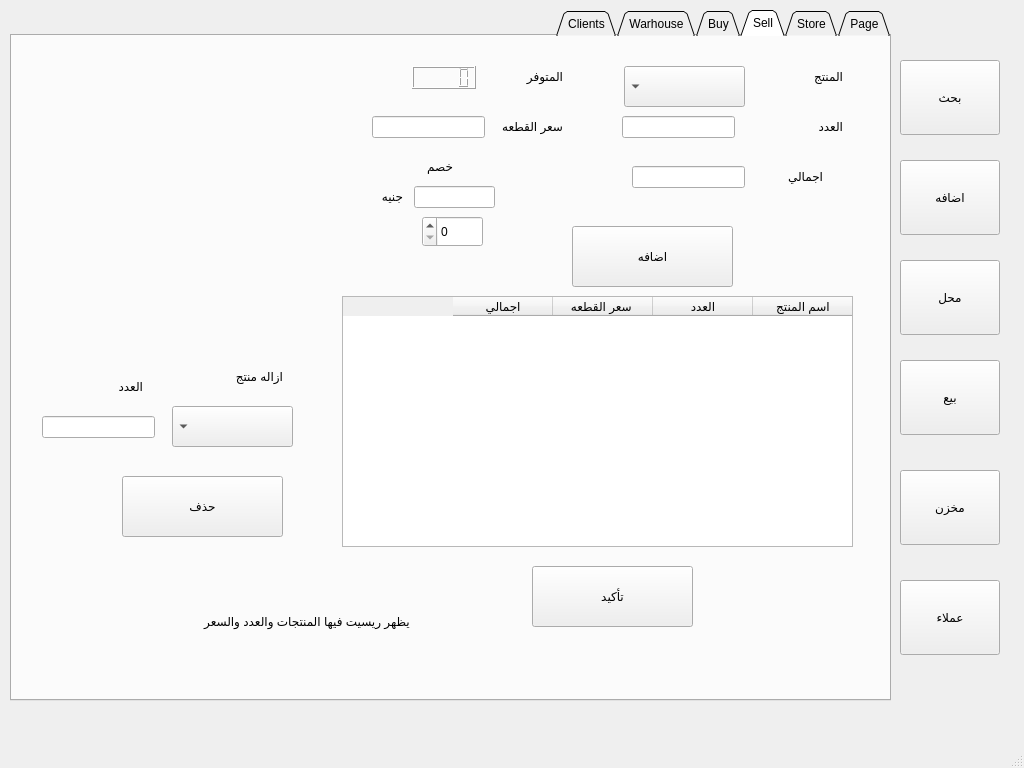
This is GUI.ui in ahmedmostafa0x61/Scooter-Sales as Qt 5 draws it before an edit. The edited form follows.
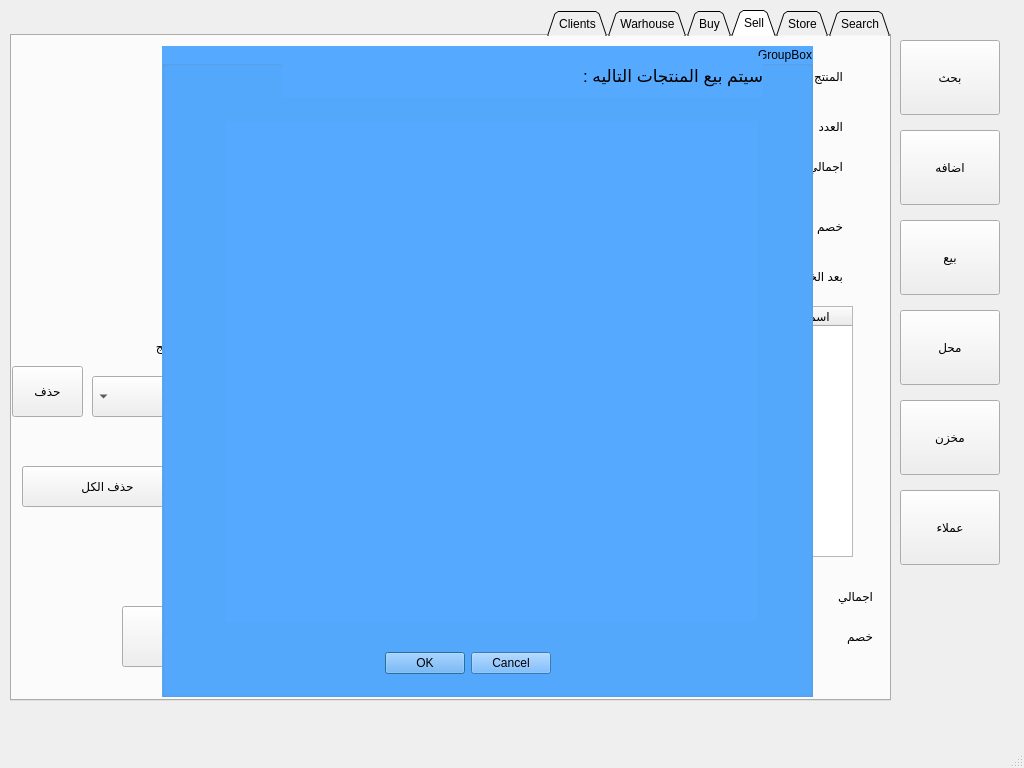
This is the edited form. The open tabs and pages were chosen to show the change.

```diff
--- a/GUI.ui
+++ b/GUI.ui
@@ -30,7 +30,7 @@
     <property name="geometry">
      <rect>
       <x>900</x>
-      <y>360</y>
+      <y>220</y>
       <width>100</width>
       <height>75</height>
      </rect>
@@ -62,7 +62,7 @@
     </property>
     <widget class="QWidget" name="tab_4">
      <attribute name="title">
-      <string>Page</string>
+      <string>Search</string>
      </attribute>
      <widget class="QTableWidget" name="store_table_3">
       <property name="geometry">
@@ -243,6 +243,12 @@
         <height>22</height>
        </rect>
       </property>
+      <property name="styleSheet">
+       <string notr="true"/>
+      </property>
+      <property name="clearButtonEnabled">
+       <bool>false</bool>
+      </property>
      </widget>
      <widget class="QLabel" name="label_4">
       <property name="geometry">
@@ -273,8 +279,8 @@
      <widget class="QLabel" name="label_5">
       <property name="geometry">
        <rect>
-        <x>710</x>
-        <y>120</y>
+        <x>730</x>
+        <y>110</y>
         <width>101</width>
         <height>41</height>
        </rect>
@@ -287,7 +293,7 @@
       <property name="geometry">
        <rect>
         <x>620</x>
-        <y>130</y>
+        <y>120</y>
         <width>113</width>
         <height>22</height>
        </rect>
@@ -296,126 +302,108 @@
        <bool>true</bool>
       </property>
      </widget>
+     <widget class="QPushButton" name="sell_add">
+      <property name="geometry">
+       <rect>
+        <x>310</x>
+        <y>190</y>
+        <width>161</width>
+        <height>61</height>
+       </rect>
+      </property>
+      <property name="text">
+       <string>اضافه</string>
+      </property>
+     </widget>
+     <widget class="QTableWidget" name="sell_table">
+      <property name="geometry">
+       <rect>
+        <x>210</x>
+        <y>270</y>
+        <width>631</width>
+        <height>251</height>
+       </rect>
+      </property>
+      <column>
+       <property name="text">
+        <string>اسم المنتج</string>
+       </property>
+      </column>
+      <column>
+       <property name="text">
+        <string>العدد</string>
+       </property>
+      </column>
+      <column>
+       <property name="text">
+        <string>سعر القطعه </string>
+       </property>
+      </column>
+      <column>
+       <property name="text">
+        <string>قبل الخصم</string>
+       </property>
+      </column>
+      <column>
+       <property name="text">
+        <string>بعد الخصم</string>
+       </property>
+      </column>
+     </widget>
      <widget class="QPushButton" name="sell_ok">
       <property name="geometry">
        <rect>
-        <x>560</x>
-        <y>190</y>
-        <width>161</width>
-        <height>61</height>
-       </rect>
-      </property>
-      <property name="text">
-       <string>اضافه</string>
-      </property>
-     </widget>
-     <widget class="QTableWidget" name="fixes_table_2">
-      <property name="geometry">
-       <rect>
-        <x>330</x>
-        <y>260</y>
-        <width>511</width>
-        <height>251</height>
-       </rect>
-      </property>
-      <column>
-       <property name="text">
-        <string>اسم المنتج</string>
-       </property>
-      </column>
-      <column>
-       <property name="text">
-        <string>العدد</string>
-       </property>
-      </column>
-      <column>
-       <property name="text">
-        <string>سعر القطعه </string>
-       </property>
-      </column>
-      <column>
-       <property name="text">
-        <string>اجمالي</string>
-       </property>
-      </column>
-     </widget>
-     <widget class="QPushButton" name="sell_ok_2">
-      <property name="geometry">
-       <rect>
-        <x>520</x>
-        <y>530</y>
-        <width>161</width>
-        <height>61</height>
-       </rect>
-      </property>
-      <property name="text">
-       <string>تأكيد</string>
-      </property>
-     </widget>
-     <widget class="QPushButton" name="sell_ok_3">
-      <property name="geometry">
-       <rect>
         <x>110</x>
-        <y>440</y>
+        <y>570</y>
         <width>161</width>
         <height>61</height>
        </rect>
       </property>
       <property name="text">
-       <string>حذف</string>
+       <string>تأكيد</string>
       </property>
      </widget>
-     <widget class="QComboBox" name="sell_name_2">
+     <widget class="QPushButton" name="sell_remove_ok">
       <property name="geometry">
        <rect>
-        <x>160</x>
-        <y>370</y>
-        <width>121</width>
-        <height>41</height>
-       </rect>
-      </property>
-     </widget>
-     <widget class="QLabel" name="sell_name_label_2">
-      <property name="geometry">
-       <rect>
-        <x>130</x>
-        <y>320</y>
-        <width>141</width>
-        <height>41</height>
-       </rect>
-      </property>
-      <property name="text">
-       <string>ازاله منتج</string>
-      </property>
-     </widget>
-     <widget class="QLineEdit" name="sell_number_2">
-      <property name="geometry">
-       <rect>
-        <x>30</x>
-        <y>380</y>
-        <width>113</width>
-        <height>22</height>
-       </rect>
-      </property>
-     </widget>
-     <widget class="QLabel" name="label_9">
-      <property name="geometry">
-       <rect>
-        <x>30</x>
+        <x>0</x>
         <y>330</y>
-        <width>101</width>
+        <width>71</width>
+        <height>51</height>
+       </rect>
+      </property>
+      <property name="text">
+       <string>حذف</string>
+      </property>
+     </widget>
+     <widget class="QComboBox" name="sell_remove_name">
+      <property name="geometry">
+       <rect>
+        <x>80</x>
+        <y>340</y>
+        <width>121</width>
         <height>41</height>
        </rect>
       </property>
+     </widget>
+     <widget class="QLabel" name="sell_name_label_2">
+      <property name="geometry">
+       <rect>
+        <x>50</x>
+        <y>290</y>
+        <width>141</width>
+        <height>41</height>
+       </rect>
+      </property>
       <property name="text">
-       <string>العدد</string>
+       <string>ازاله منتج</string>
       </property>
      </widget>
      <widget class="QLabel" name="label_10">
       <property name="geometry">
        <rect>
-        <x>400</x>
-        <y>110</y>
+        <x>790</x>
+        <y>170</y>
         <width>41</width>
         <height>41</height>
        </rect>
@@ -427,52 +415,295 @@
      <widget class="QLineEdit" name="sell_total_2">
       <property name="geometry">
        <rect>
-        <x>402</x>
-        <y>150</y>
-        <width>81</width>
-        <height>22</height>
-       </rect>
-      </property>
-      <property name="readOnly">
-       <bool>true</bool>
-      </property>
-     </widget>
-     <widget class="QSpinBox" name="spinBox">
-      <property name="geometry">
-       <rect>
-        <x>410</x>
+        <x>650</x>
         <y>180</y>
-        <width>61</width>
-        <height>31</height>
+        <width>81</width>
+        <height>22</height>
        </rect>
+      </property>
+      <property name="inputMethodHints">
+       <set>Qt::ImhDigitsOnly</set>
+      </property>
+      <property name="readOnly">
+       <bool>false</bool>
+      </property>
+     </widget>
+     <widget class="QRadioButton" name="sell_per">
+      <property name="geometry">
+       <rect>
+        <x>520</x>
+        <y>200</y>
+        <width>95</width>
+        <height>20</height>
+       </rect>
+      </property>
+      <property name="text">
+       <string>نسبه</string>
+      </property>
+     </widget>
+     <widget class="QRadioButton" name="sell_pound">
+      <property name="geometry">
+       <rect>
+        <x>520</x>
+        <y>170</y>
+        <width>95</width>
+        <height>20</height>
+       </rect>
+      </property>
+      <property name="text">
+       <string>جنيه</string>
+      </property>
+      <property name="checked">
+       <bool>false</bool>
+      </property>
+     </widget>
+     <widget class="QLineEdit" name="sell_total_after">
+      <property name="geometry">
+       <rect>
+        <x>630</x>
+        <y>230</y>
+        <width>113</width>
+        <height>22</height>
+       </rect>
+      </property>
+      <property name="readOnly">
+       <bool>true</bool>
       </property>
      </widget>
      <widget class="QLabel" name="label_11">
       <property name="geometry">
        <rect>
-        <x>350</x>
-        <y>140</y>
-        <width>41</width>
+        <x>730</x>
+        <y>220</y>
+        <width>101</width>
         <height>41</height>
        </rect>
       </property>
       <property name="text">
-       <string>جنيه</string>
+       <string>بعد الخصم</string>
+      </property>
+     </widget>
+     <widget class="QGroupBox" name="selling_group">
+      <property name="geometry">
+       <rect>
+        <x>150</x>
+        <y>10</y>
+        <width>651</width>
+        <height>651</height>
+       </rect>
+      </property>
+      <property name="styleSheet">
+       <string notr="true">background-color: rgb(85, 170, 255);</string>
+      </property>
+      <property name="title">
+       <string>GroupBox</string>
+      </property>
+      <widget class="QDialogButtonBox" name="sell_accept_box">
+       <property name="geometry">
+        <rect>
+         <x>200</x>
+         <y>597</y>
+         <width>211</width>
+         <height>41</height>
+        </rect>
+       </property>
+       <property name="layoutDirection">
+        <enum>Qt::LeftToRight</enum>
+       </property>
+       <property name="standardButtons">
+        <set>QDialogButtonBox::Cancel|QDialogButtonBox::Ok</set>
+       </property>
+       <property name="centerButtons">
+        <bool>true</bool>
+       </property>
+      </widget>
+      <widget class="QLabel" name="label_37">
+       <property name="geometry">
+        <rect>
+         <x>120</x>
+         <y>10</y>
+         <width>481</width>
+         <height>41</height>
+        </rect>
+       </property>
+       <property name="font">
+        <font>
+         <pointsize>13</pointsize>
+        </font>
+       </property>
+       <property name="text">
+        <string>سيتم بيع المنتجات التاليه :</string>
+       </property>
+      </widget>
+      <widget class="QLabel" name="selling_label">
+       <property name="geometry">
+        <rect>
+         <x>64</x>
+         <y>75</y>
+         <width>531</width>
+         <height>501</height>
+        </rect>
+       </property>
+       <property name="text">
+        <string/>
+       </property>
+      </widget>
+     </widget>
+     <widget class="QLineEdit" name="all_sell_dis">
+      <property name="geometry">
+       <rect>
+        <x>680</x>
+        <y>590</y>
+        <width>81</width>
+        <height>22</height>
+       </rect>
+      </property>
+      <property name="inputMethodHints">
+       <set>Qt::ImhDigitsOnly</set>
+      </property>
+      <property name="readOnly">
+       <bool>false</bool>
       </property>
      </widget>
      <widget class="QLabel" name="label_35">
       <property name="geometry">
        <rect>
-        <x>100</x>
+        <x>820</x>
+        <y>580</y>
+        <width>41</width>
+        <height>41</height>
+       </rect>
+      </property>
+      <property name="text">
+       <string>خصم</string>
+      </property>
+     </widget>
+     <widget class="QRadioButton" name="all_sell_pound">
+      <property name="geometry">
+       <rect>
+        <x>550</x>
+        <y>580</y>
+        <width>95</width>
+        <height>20</height>
+       </rect>
+      </property>
+      <property name="text">
+       <string>جنيه</string>
+      </property>
+      <property name="checked">
+       <bool>true</bool>
+      </property>
+     </widget>
+     <widget class="QLabel" name="label_39">
+      <property name="geometry">
+       <rect>
+        <x>430</x>
+        <y>580</y>
+        <width>101</width>
+        <height>41</height>
+       </rect>
+      </property>
+      <property name="text">
+       <string>بعد الخصم</string>
+      </property>
+     </widget>
+     <widget class="QRadioButton" name="all_sell_per">
+      <property name="geometry">
+       <rect>
+        <x>550</x>
+        <y>610</y>
+        <width>95</width>
+        <height>20</height>
+       </rect>
+      </property>
+      <property name="text">
+       <string>نسبه</string>
+      </property>
+     </widget>
+     <widget class="QLineEdit" name="all_sell_total">
+      <property name="geometry">
+       <rect>
+        <x>662</x>
         <y>550</y>
-        <width>331</width>
-        <height>71</height>
+        <width>101</width>
+        <height>22</height>
        </rect>
       </property>
+      <property name="readOnly">
+       <bool>true</bool>
+      </property>
+     </widget>
+     <widget class="QLabel" name="label_40">
+      <property name="geometry">
+       <rect>
+        <x>760</x>
+        <y>540</y>
+        <width>101</width>
+        <height>41</height>
+       </rect>
+      </property>
       <property name="text">
-       <string>          يظهر ريسيت فيها المنتجات والعدد والسعر  </string>
+       <string>اجمالي</string>
       </property>
      </widget>
+     <widget class="QLineEdit" name="all_sell_total_after">
+      <property name="geometry">
+       <rect>
+        <x>330</x>
+        <y>590</y>
+        <width>113</width>
+        <height>31</height>
+       </rect>
+      </property>
+      <property name="readOnly">
+       <bool>true</bool>
+      </property>
+     </widget>
+     <widget class="QPushButton" name="sell_remove_all">
+      <property name="geometry">
+       <rect>
+        <x>10</x>
+        <y>430</y>
+        <width>171</width>
+        <height>41</height>
+       </rect>
+      </property>
+      <property name="text">
+       <string>حذف الكل</string>
+      </property>
+     </widget>
+     <zorder>sell_remove_all</zorder>
+     <zorder>sell_name_label</zorder>
+     <zorder>sell_name</zorder>
+     <zorder>label_2</zorder>
+     <zorder>sell_available</zorder>
+     <zorder>label_3</zorder>
+     <zorder>sell_number</zorder>
+     <zorder>label_4</zorder>
+     <zorder>sell_unit</zorder>
+     <zorder>label_5</zorder>
+     <zorder>sell_total</zorder>
+     <zorder>sell_add</zorder>
+     <zorder>sell_table</zorder>
+     <zorder>sell_ok</zorder>
+     <zorder>sell_remove_ok</zorder>
+     <zorder>sell_remove_name</zorder>
+     <zorder>sell_name_label_2</zorder>
+     <zorder>label_10</zorder>
+     <zorder>sell_dis</zorder>
+     <zorder>sell_per</zorder>
+     <zorder>sell_pound</zorder>
+     <zorder>sell_total_after</zorder>
+     <zorder>label_11</zorder>
+     <zorder>all_sell_dis</zorder>
+     <zorder>label_35</zorder>
+     <zorder>all_sell_pound</zorder>
+     <zorder>label_39</zorder>
+     <zorder>all_sell_per</zorder>
+     <zorder>all_sell_total</zorder>
+     <zorder>label_40</zorder>
+     <zorder>all_sell_total_after</zorder>
+     <zorder>selling_group</zorder>
     </widget>
     <widget class="QWidget" name="buy_tab">
      <attribute name="title">
@@ -583,6 +814,179 @@
        </property>
       </item>
      </widget>
+     <widget class="QTableWidget" name="buy_table">
+      <property name="geometry">
+       <rect>
+        <x>320</x>
+        <y>230</y>
+        <width>511</width>
+        <height>251</height>
+       </rect>
+      </property>
+      <column>
+       <property name="text">
+        <string>اسم المنتج</string>
+       </property>
+      </column>
+      <column>
+       <property name="text">
+        <string>العدد</string>
+       </property>
+      </column>
+      <column>
+       <property name="text">
+        <string>سعر القطعه </string>
+       </property>
+      </column>
+      <column>
+       <property name="text">
+        <string>المكان</string>
+       </property>
+      </column>
+     </widget>
+     <widget class="QPushButton" name="buy_add">
+      <property name="geometry">
+       <rect>
+        <x>400</x>
+        <y>130</y>
+        <width>161</width>
+        <height>61</height>
+       </rect>
+      </property>
+      <property name="text">
+       <string>اضافه</string>
+      </property>
+     </widget>
+     <widget class="QLabel" name="sell_name_label_8">
+      <property name="geometry">
+       <rect>
+        <x>160</x>
+        <y>240</y>
+        <width>141</width>
+        <height>41</height>
+       </rect>
+      </property>
+      <property name="text">
+       <string>ازاله منتج</string>
+      </property>
+     </widget>
+     <widget class="QComboBox" name="buy_remove_name">
+      <property name="geometry">
+       <rect>
+        <x>180</x>
+        <y>290</y>
+        <width>121</width>
+        <height>41</height>
+       </rect>
+      </property>
+     </widget>
+     <widget class="QPushButton" name="buy_remove_ok">
+      <property name="geometry">
+       <rect>
+        <x>30</x>
+        <y>290</y>
+        <width>111</width>
+        <height>41</height>
+       </rect>
+      </property>
+      <property name="text">
+       <string>حذف</string>
+      </property>
+     </widget>
+     <widget class="QGroupBox" name="buying_group">
+      <property name="geometry">
+       <rect>
+        <x>160</x>
+        <y>0</y>
+        <width>651</width>
+        <height>651</height>
+       </rect>
+      </property>
+      <property name="styleSheet">
+       <string notr="true">background-color: rgb(85, 170, 255);</string>
+      </property>
+      <property name="title">
+       <string>GroupBox</string>
+      </property>
+      <widget class="QDialogButtonBox" name="accept_box">
+       <property name="geometry">
+        <rect>
+         <x>200</x>
+         <y>597</y>
+         <width>211</width>
+         <height>41</height>
+        </rect>
+       </property>
+       <property name="layoutDirection">
+        <enum>Qt::LeftToRight</enum>
+       </property>
+       <property name="standardButtons">
+        <set>QDialogButtonBox::Cancel|QDialogButtonBox::Ok</set>
+       </property>
+       <property name="centerButtons">
+        <bool>true</bool>
+       </property>
+      </widget>
+      <widget class="QLabel" name="label">
+       <property name="geometry">
+        <rect>
+         <x>120</x>
+         <y>10</y>
+         <width>481</width>
+         <height>41</height>
+        </rect>
+       </property>
+       <property name="font">
+        <font>
+         <pointsize>13</pointsize>
+        </font>
+       </property>
+       <property name="text">
+        <string>سيتم اضافه المنتجات التاليه :</string>
+       </property>
+      </widget>
+      <widget class="QLabel" name="label_9">
+       <property name="geometry">
+        <rect>
+         <x>64</x>
+         <y>75</y>
+         <width>531</width>
+         <height>501</height>
+        </rect>
+       </property>
+       <property name="text">
+        <string/>
+       </property>
+      </widget>
+     </widget>
+     <widget class="QPushButton" name="buy_remove_all">
+      <property name="geometry">
+       <rect>
+        <x>100</x>
+        <y>380</y>
+        <width>171</width>
+        <height>41</height>
+       </rect>
+      </property>
+      <property name="text">
+       <string>حذف الكل</string>
+      </property>
+     </widget>
+     <zorder>buy_remove_all</zorder>
+     <zorder>label_8</zorder>
+     <zorder>label_6</zorder>
+     <zorder>buy_number</zorder>
+     <zorder>label_7</zorder>
+     <zorder>buy_unit</zorder>
+     <zorder>buy_name</zorder>
+     <zorder>buy_ok</zorder>
+     <zorder>buy_place</zorder>
+     <zorder>buy_table</zorder>
+     <zorder>buy_add</zorder>
+     <zorder>sell_name_label_8</zorder>
+     <zorder>buy_remove_name</zorder>
+     <zorder>buy_remove_ok</zorder>
+     <zorder>buying_group</zorder>
     </widget>
     <widget class="QWidget" name="house_tab">
      <attribute name="title">
@@ -1443,49 +1847,6 @@
          <string>اجمالي</string>
         </property>
        </widget>
-       <widget class="QLabel" name="label_37">
-        <property name="geometry">
-         <rect>
-          <x>30</x>
-          <y>320</y>
-          <width>101</width>
-          <height>41</height>
-         </rect>
-        </property>
-        <property name="text">
-         <string>العدد</string>
-        </property>
-       </widget>
-       <widget class="QTableWidget" name="fixes_table_3">
-        <property name="geometry">
-         <rect>
-          <x>330</x>
-          <y>250</y>
-          <width>511</width>
-          <height>251</height>
-         </rect>
-        </property>
-        <column>
-         <property name="text">
-          <string>اسم المنتج</string>
-         </property>
-        </column>
-        <column>
-         <property name="text">
-          <string>العدد</string>
-         </property>
-        </column>
-        <column>
-         <property name="text">
-          <string>سعر القطعه </string>
-         </property>
-        </column>
-        <column>
-         <property name="text">
-          <string>اجمالي</string>
-         </property>
-        </column>
-       </widget>
        <widget class="QLabel" name="sell_name_label_3">
         <property name="geometry">
          <rect>
@@ -1637,7 +1998,7 @@
     <property name="geometry">
      <rect>
       <x>900</x>
-      <y>470</y>
+      <y>400</y>
       <width>100</width>
       <height>75</height>
      </rect>
@@ -1650,7 +2011,7 @@
     <property name="geometry">
      <rect>
       <x>900</x>
-      <y>260</y>
+      <y>310</y>
       <width>100</width>
       <height>75</height>
      </rect>
@@ -1663,7 +2024,7 @@
     <property name="geometry">
      <rect>
       <x>900</x>
-      <y>160</y>
+      <y>130</y>
       <width>100</width>
       <height>75</height>
      </rect>
@@ -1676,7 +2037,7 @@
     <property name="geometry">
      <rect>
       <x>900</x>
-      <y>580</y>
+      <y>490</y>
       <width>100</width>
       <height>75</height>
      </rect>
@@ -1689,7 +2050,7 @@
     <property name="geometry">
      <rect>
       <x>900</x>
-      <y>60</y>
+      <y>40</y>
       <width>100</width>
       <height>75</height>
      </rect>
```
Left out of the diff: 477 changed lines with no effect on the pictures.
